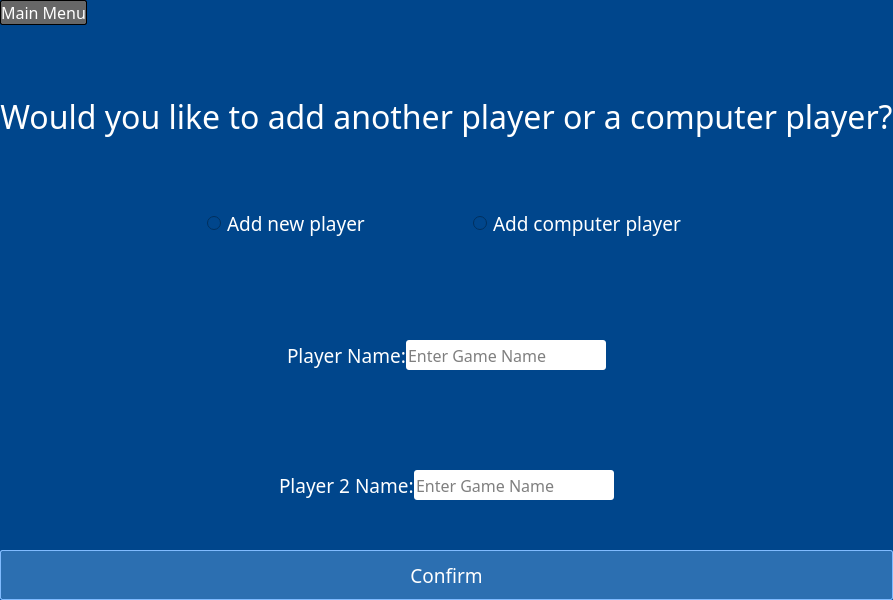
This is mainwindow.ui in omarse7a/XO-Hub as Qt 5 draws it before an edit. The edited form follows.
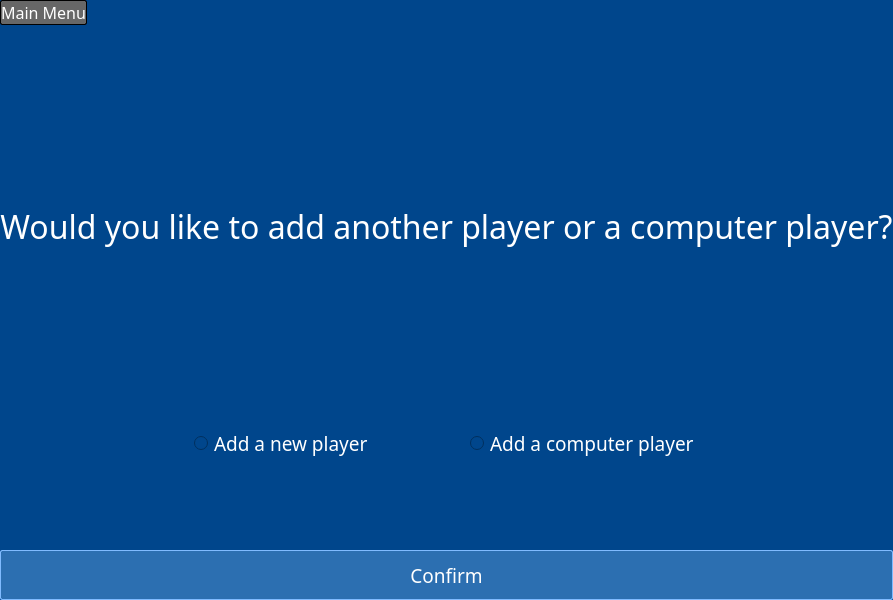
This is the edited form.

Commit message: Removed the player's name part

Diff of the .ui file:
```diff
--- a/mainwindow.ui
+++ b/mainwindow.ui
@@ -193,7 +193,7 @@
              <cursorShape>PointingHandCursor</cursorShape>
             </property>
             <property name="text">
-             <string>Add new player</string>
+             <string>Add a new player</string>
             </property>
            </widget>
           </item>
@@ -228,7 +228,7 @@
              <cursorShape>PointingHandCursor</cursorShape>
             </property>
             <property name="text">
-             <string>Add computer player</string>
+             <string>Add a computer player</string>
             </property>
            </widget>
           </item>
@@ -261,205 +261,20 @@
          </layout>
         </item>
         <item>
-         <layout class="QHBoxLayout" name="horizontalLayout_3">
-          <property name="spacing">
-           <number>0</number>
+         <spacer name="verticalSpacer">
+          <property name="orientation">
+           <enum>Qt::Vertical</enum>
           </property>
-          <property name="leftMargin">
-           <number>0</number>
+          <property name="sizeType">
+           <enum>QSizePolicy::Fixed</enum>
           </property>
-          <property name="topMargin">
-           <number>50</number>
+          <property name="sizeHint" stdset="0">
+           <size>
+            <width>20</width>
+            <height>40</height>
+           </size>
           </property>
-          <property name="bottomMargin">
-           <number>50</number>
-          </property>
-          <item>
-           <spacer name="horizontalSpacer_2">
-            <property name="orientation">
-             <enum>Qt::Horizontal</enum>
-            </property>
-            <property name="sizeType">
-             <enum>QSizePolicy::MinimumExpanding</enum>
-            </property>
-            <property name="sizeHint" stdset="0">
-             <size>
-              <width>40</width>
-              <height>20</height>
-             </size>
-            </property>
-           </spacer>
-          </item>
-          <item>
-           <widget class="QLabel" name="playerLabel1">
-            <property name="sizePolicy">
-             <sizepolicy hsizetype="Fixed" vsizetype="Fixed">
-              <horstretch>0</horstretch>
-              <verstretch>0</verstretch>
-             </sizepolicy>
-            </property>
-            <property name="minimumSize">
-             <size>
-              <width>100</width>
-              <height>30</height>
-             </size>
-            </property>
-            <property name="font">
-             <font>
-              <family>Bahnschrift SemiLight Condensed</family>
-              <pointsize>14</pointsize>
-             </font>
-            </property>
-            <property name="text">
-             <string>Player Name:</string>
-            </property>
-           </widget>
-          </item>
-          <item>
-           <widget class="QLineEdit" name="name1">
-            <property name="sizePolicy">
-             <sizepolicy hsizetype="Fixed" vsizetype="Fixed">
-              <horstretch>0</horstretch>
-              <verstretch>0</verstretch>
-             </sizepolicy>
-            </property>
-            <property name="minimumSize">
-             <size>
-              <width>200</width>
-              <height>30</height>
-             </size>
-            </property>
-            <property name="font">
-             <font>
-              <family>Bahnschrift SemiLight SemiConde</family>
-              <pointsize>12</pointsize>
-             </font>
-            </property>
-            <property name="styleSheet">
-             <string notr="true">background-color: rgb(255, 255, 255);
-color: black;
-border-radius: 3px;</string>
-            </property>
-            <property name="placeholderText">
-             <string>Enter Game Name</string>
-            </property>
-           </widget>
-          </item>
-          <item>
-           <spacer name="horizontalSpacer_5">
-            <property name="orientation">
-             <enum>Qt::Horizontal</enum>
-            </property>
-            <property name="sizeHint" stdset="0">
-             <size>
-              <width>40</width>
-              <height>20</height>
-             </size>
-            </property>
-           </spacer>
-          </item>
-         </layout>
-        </item>
-        <item>
-         <layout class="QHBoxLayout" name="horizontalLayout_4">
-          <property name="spacing">
-           <number>0</number>
-          </property>
-          <property name="leftMargin">
-           <number>0</number>
-          </property>
-          <property name="topMargin">
-           <number>50</number>
-          </property>
-          <property name="bottomMargin">
-           <number>50</number>
-          </property>
-          <item>
-           <spacer name="horizontalSpacer_6">
-            <property name="orientation">
-             <enum>Qt::Horizontal</enum>
-            </property>
-            <property name="sizeType">
-             <enum>QSizePolicy::MinimumExpanding</enum>
-            </property>
-            <property name="sizeHint" stdset="0">
-             <size>
-              <width>40</width>
-              <height>20</height>
-             </size>
-            </property>
-           </spacer>
-          </item>
-          <item>
-           <widget class="QLabel" name="playerLabel2">
-            <property name="sizePolicy">
-             <sizepolicy hsizetype="Fixed" vsizetype="Fixed">
-              <horstretch>0</horstretch>
-              <verstretch>0</verstretch>
-             </sizepolicy>
-            </property>
-            <property name="minimumSize">
-             <size>
-              <width>100</width>
-              <height>30</height>
-             </size>
-            </property>
-            <property name="font">
-             <font>
-              <family>Bahnschrift SemiLight Condensed</family>
-              <pointsize>14</pointsize>
-             </font>
-            </property>
-            <property name="text">
-             <string>Player 2 Name:</string>
-            </property>
-           </widget>
-          </item>
-          <item>
-           <widget class="QLineEdit" name="name2">
-            <property name="sizePolicy">
-             <sizepolicy hsizetype="Fixed" vsizetype="Fixed">
-              <horstretch>0</horstretch>
-              <verstretch>0</verstretch>
-             </sizepolicy>
-            </property>
-            <property name="minimumSize">
-             <size>
-              <width>200</width>
-              <height>30</height>
-             </size>
-            </property>
-            <property name="font">
-             <font>
-              <family>Bahnschrift SemiLight SemiConde</family>
-              <pointsize>12</pointsize>
-              <bold>false</bold>
-             </font>
-            </property>
-            <property name="styleSheet">
-             <string notr="true">background-color: rgb(255, 255, 255);
-color: black;
-border-radius: 3px;</string>
-            </property>
-            <property name="placeholderText">
-             <string>Enter Game Name</string>
-            </property>
-           </widget>
-          </item>
-          <item>
-           <spacer name="horizontalSpacer_7">
-            <property name="orientation">
-             <enum>Qt::Horizontal</enum>
-            </property>
-            <property name="sizeHint" stdset="0">
-             <size>
-              <width>40</width>
-              <height>20</height>
-             </size>
-            </property>
-           </spacer>
-          </item>
-         </layout>
+         </spacer>
         </item>
         <item>
          <widget class="QPushButton" name="btn_confirm">
```
Left out of the diff: 100 changed lines with no effect on the pictures. The commit also changes 11 other files.
